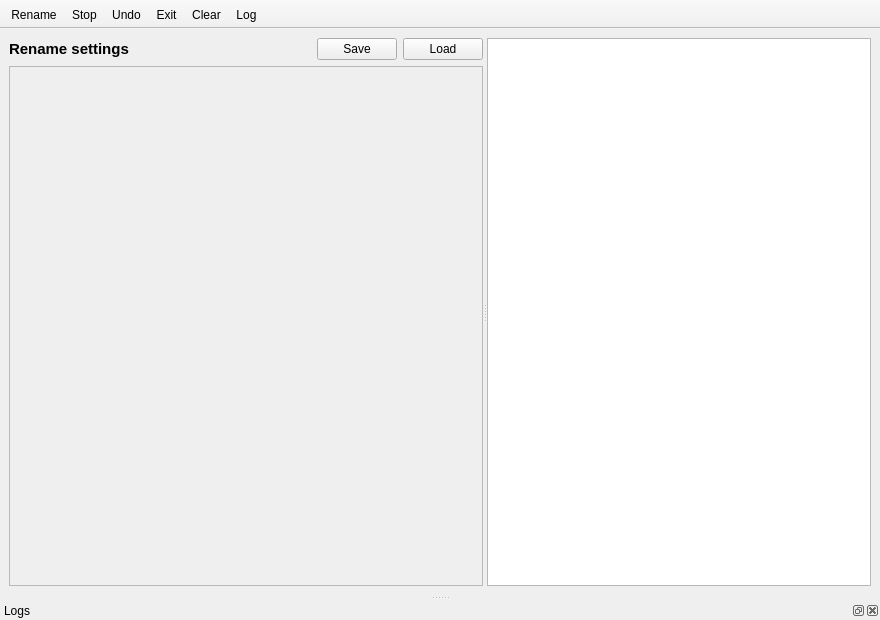
First picture: the form in MainWindow.ui, repository Takashi-Inoue/FileRenamer_Archived, before the edit.
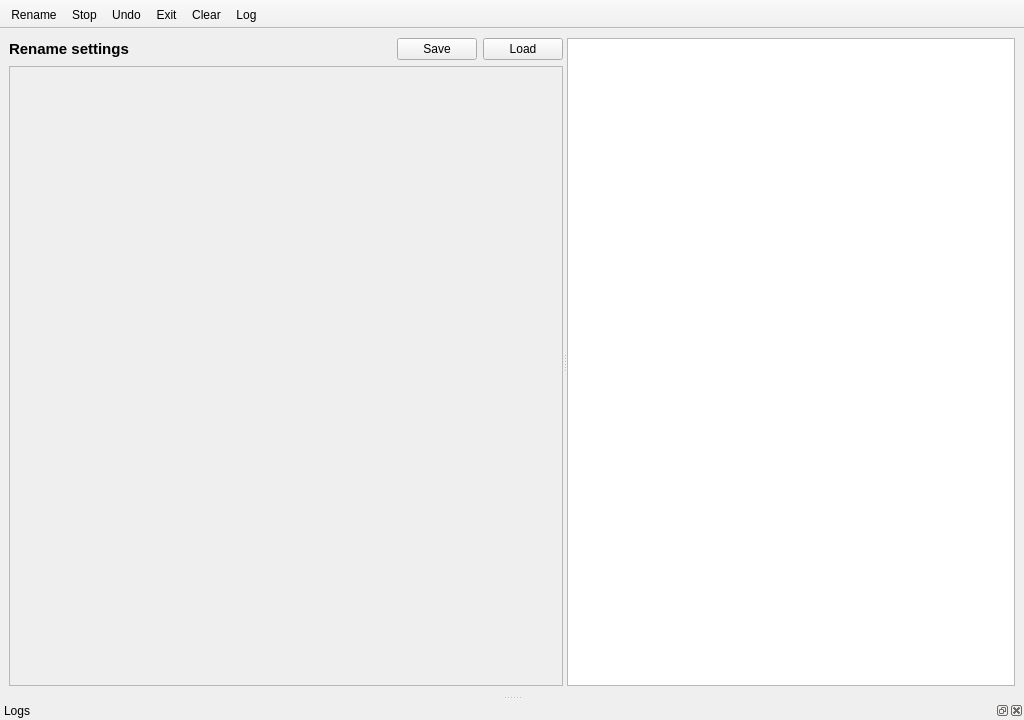
Second picture: the form after the edit. Icons and pictures are not drawn. Custom widgets are drawn as their Qt base class.

```diff
--- a/MainWindow.ui
+++ b/MainWindow.ui
@@ -6,8 +6,8 @@
    <rect>
     <x>0</x>
     <y>0</y>
-    <width>880</width>
-    <height>620</height>
+    <width>1024</width>
+    <height>720</height>
    </rect>
   </property>
   <property name="acceptDrops">
@@ -94,8 +94,8 @@
             <rect>
              <x>0</x>
              <y>0</y>
-             <width>477</width>
-             <height>475</height>
+             <width>550</width>
+             <height>577</height>
             </rect>
            </property>
           </widget>
```
Left out of the diff: 3 changed lines with no effect on the pictures.
